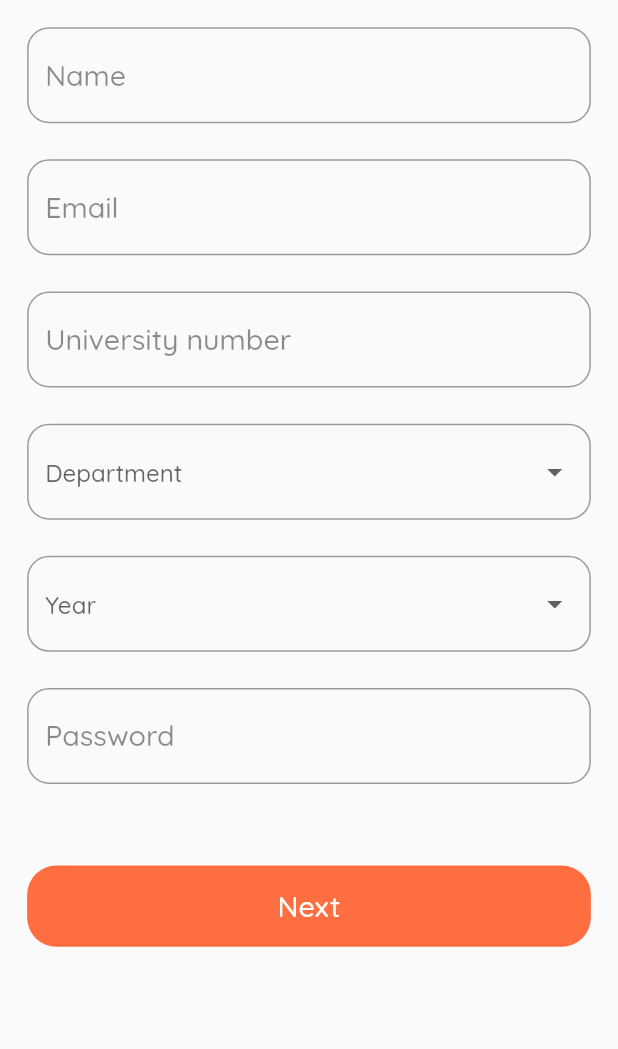
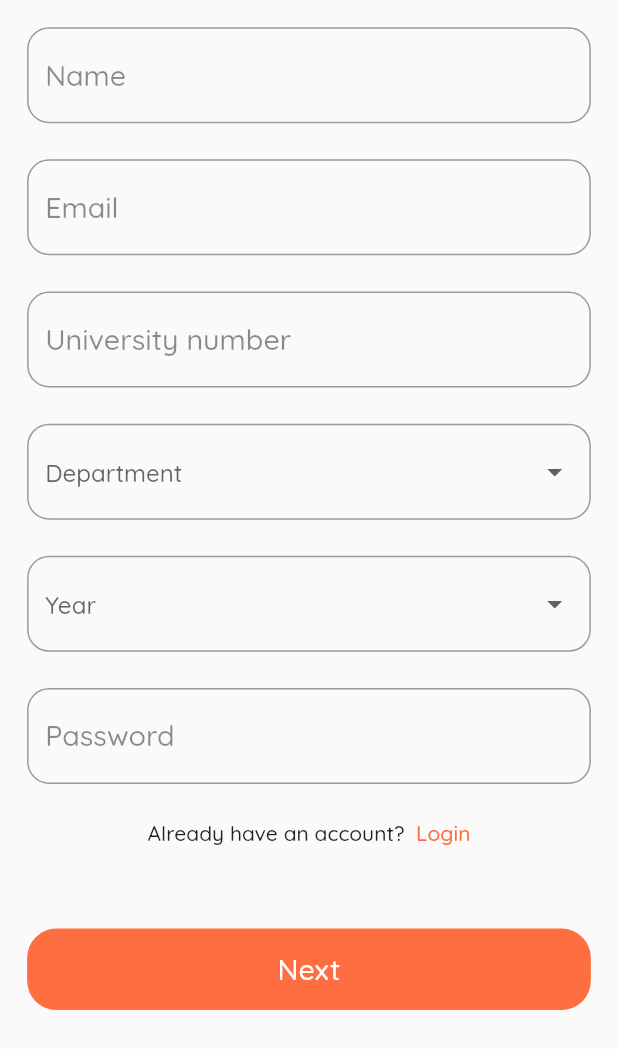
Before and after one commit to l04i/eeese_hackathon, a Flutter app: the SignUpScreen screen opened by its route, on a phone screen of 412 x 824 dp. Shown: the top 1049 px of the screen. Run offline on Flutter 3.47's test engine with Material 2 defaults, Android fonts, the light colour scheme and no system bars; our stand-ins replace cloud_firestore, firebase_auth, firebase_core, firebase_storage, get, google_nav_bar and 3 more; accounts and stored records are empty.

Commit message:
login works

```diff
--- a/lib/view/screens/auth/signup.dart
+++ b/lib/view/screens/auth/signup.dart
@@ -84,8 +84,25 @@ class SignUpScreen extends StatelessWidget {
                 height: Dimensions.height20,
               ),
               TextField(
+                obscureText: true,
                 controller: _authController.passwordController,
                 decoration: MyInputTheme.mytheme('Password'),
+              ),
+              SizedBox(
+                height: Dimensions.height20,
+              ),
+              Row(
+                mainAxisAlignment: MainAxisAlignment.center,
+                children: [
+                  const Text('Already have an account?  '),
+                  InkWell(
+                    onTap: () => Get.toNamed(AppRouter.getLogin()),
+                    child: const Text(
+                      'Login',
+                      style: TextStyle(color: Colors.deepOrangeAccent),
+                    ),
+                  )
+                ],
               ),
               SizedBox(
                 height: Dimensions.height45,
```
